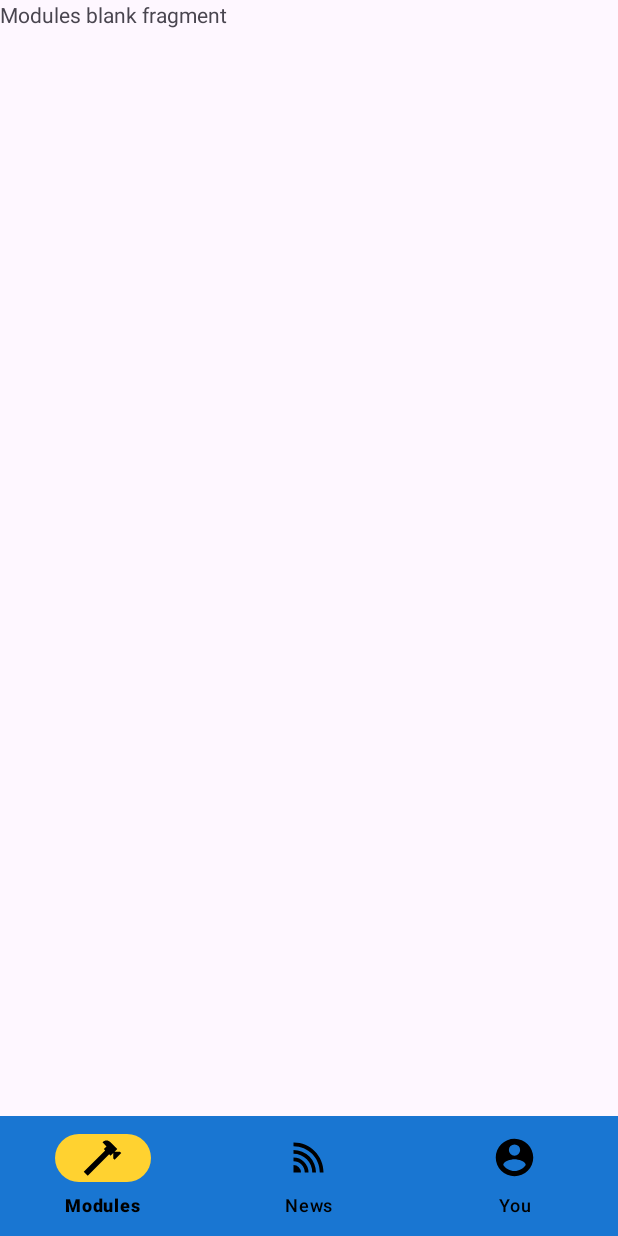
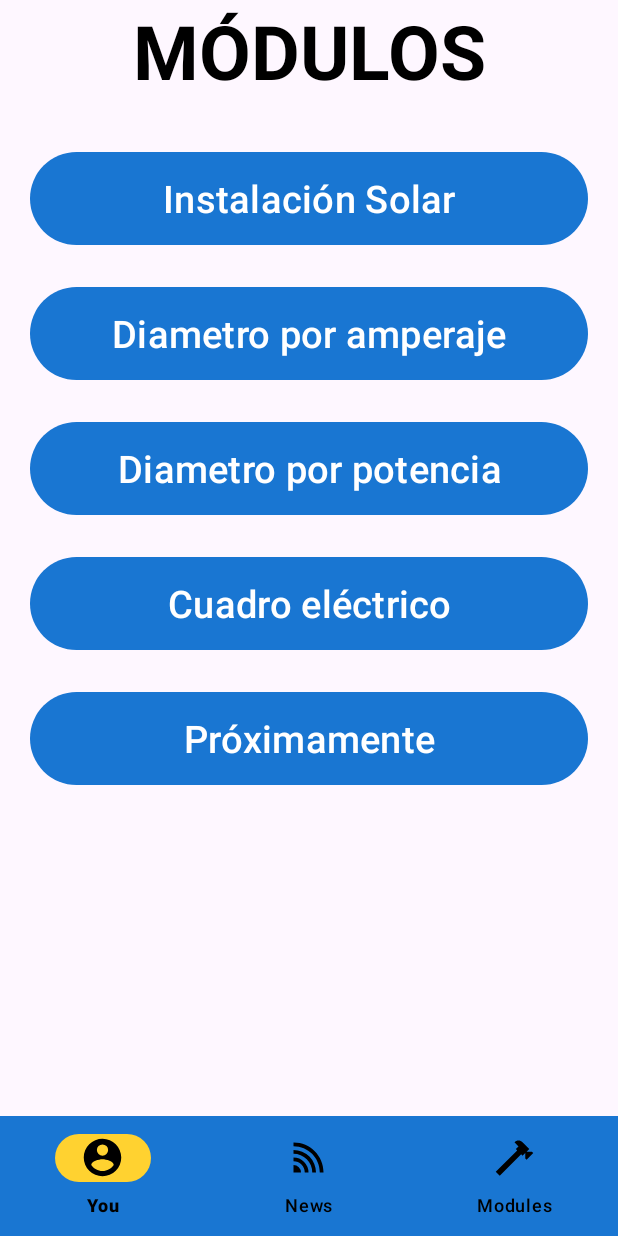
Before and after one commit to JosechoMT-07/Powerpro-App, an Android app: the fragment ModulesFragment placed in its activity, on a phone screen of 412 x 824 dp. Run offline under Robolectric (Android 15) with nearby library versions, the phone set to English and light mode, and no system bars.

Commit message:
Creación de botones en el apartado de módulos para crear las diferentes ventanas, me queda por añadir el cardview para que los botones sean responsive

```diff
--- a/app/src/main/java/net/josesernamacia/powerpro/MainActivity.kt
+++ b/app/src/main/java/net/josesernamacia/powerpro/MainActivity.kt
@@ -6,7 +6,6 @@ import androidx.fragment.app.Fragment
 import com.google.android.material.bottomnavigation.BottomNavigationView
 
 class MainActivity : AppCompatActivity() {
-
     private lateinit var  bottomNavigationView: BottomNavigationView
 
     override fun onCreate(savedInstanceState: Bundle?) {
@@ -29,7 +28,6 @@ class MainActivity : AppCompatActivity() {
                     replaceFragment(ModulesFragment())
                     true
                 }
-
                 else -> false
             }
         }
--- a/app/src/main/res/layout/fragment_modules.xml
+++ b/app/src/main/res/layout/fragment_modules.xml
@@ -1,14 +1,81 @@
 <?xml version="1.0" encoding="utf-8"?>
-<FrameLayout xmlns:android="http://schemas.android.com/apk/res/android"
+<LinearLayout xmlns:android="http://schemas.android.com/apk/res/android"
+    xmlns:app="http://schemas.android.com/apk/res-auto"
     xmlns:tools="http://schemas.android.com/tools"
+    android:id="@+id/frameLayout"
     android:layout_width="match_parent"
     android:layout_height="match_parent"
-    tools:context=".ModulesFragment">
+    android:orientation="vertical"
+    tools:context=".ModulesFragment"
+    >
 
     <!-- TODO: Update blank fragment layout -->
+
     <TextView
+        android:id="@+id/tvTitutoApartado"
         android:layout_width="match_parent"
-        android:layout_height="match_parent"
-        android:text="@string/Modules_blank_fragment" />
+        android:layout_height="wrap_content"
+        android:layout_marginBottom="30dp"
+        android:text="@string/m_dulos"
+        android:textAlignment="center"
+        android:textColor="@color/black"
+        android:textSize="50sp"
 
-</FrameLayout>
+        android:textStyle="bold" />
+
+    <Button
+        android:id="@+id/btSolar"
+        android:layout_width="match_parent"
+        android:layout_height="70dp"
+        android:layout_marginLeft="20dp"
+        android:layout_marginRight="20dp"
+        android:text="Instalación Solar"
+        android:textSize="25sp" />
+
+    <Button
+        android:id="@+id/btDmAmperaje"
+        android:layout_width="match_parent"
+        android:layout_height="70dp"
+        android:layout_marginLeft="20dp"
+        android:layout_marginTop="20dp"
+        android:layout_marginRight="20dp"
+        android:text="Diametro por amperaje"
+        android:textSize="25sp" />
+
+    <Button
+        android:id="@+id/btDmPotencia"
+        android:layout_width="match_parent"
+        android:layout_height="70dp"
+        android:layout_marginLeft="20dp"
+        android:layout_marginTop="20dp"
+        android:layout_marginRight="20dp"
+        android:text="Diametro por potencia"
+        android:textSize="25sp" />
+
+    <Button
+        android:id="@+id/btCuadroElectrico"
+        android:layout_width="match_parent"
+        android:layout_height="70dp"
+        android:layout_marginLeft="20dp"
+        android:layout_marginTop="20dp"
+        android:layout_marginRight="20dp"
+        android:text="Cuadro eléctrico"
+        android:textSize="25sp" />
+
+    <Button
+        android:id="@+id/btComingSoon"
+        android:layout_width="match_parent"
+        android:layout_height="70dp"
+        android:layout_marginLeft="20dp"
+        android:layout_marginTop="20dp"
+        android:layout_marginRight="20dp"
+        android:text="Próximamente"
+        android:textSize="25sp" />
+
+    <androidx.cardview.widget.CardView
+        android:layout_width="match_parent"
+        android:layout_height="wrap_content">
+
+    </androidx.cardview.widget.CardView>
+
+</LinearLayout>
--- a/app/src/main/res/menu/bottom_menu.xml
+++ b/app/src/main/res/menu/bottom_menu.xml
@@ -2,9 +2,9 @@
 <menu xmlns:android="http://schemas.android.com/apk/res/android">
 
     <item
-        android:id="@+id/bottom_modules"
-        android:title="@string/modules"
-        android:icon="@drawable/nav_modules"/>
+        android:id="@+id/bottom_you"
+        android:title="@string/you"
+        android:icon="@drawable/nav_account"/>
 
     <item
         android:id="@+id/bottom_news"
@@ -12,8 +12,9 @@
         android:icon="@drawable/nav_news"/>
 
     <item
-        android:id="@+id/bottom_you"
-        android:title="@string/you"
-        android:icon="@drawable/nav_account"/>
+        android:id="@+id/bottom_modules"
+        android:title="@string/modules"
+        android:icon="@drawable/nav_modules"/>
+
 
 </menu>
--- a/app/src/main/res/values/colors.xml
+++ b/app/src/main/res/values/colors.xml
@@ -4,4 +4,5 @@
     <color name="white">#FFFFFFFF</color>
     <color name="blueApp">#1976D2</color>
     <color name="yellow">#ffd230</color>
+    <color name="backgroundApp">#C0D5D8</color>
 </resources>
--- a/app/src/main/res/values/strings.xml
+++ b/app/src/main/res/values/strings.xml
@@ -8,4 +8,5 @@
     <string name="You_blank_fragment">You blank fragment</string>
     <string name="News_blank_fragment">New blank fragment</string>
     <string name="Modules_blank_fragment">Modules blank fragment</string>
+    <string name="m_dulos">MÓDULOS</string>
 </resources>
```
